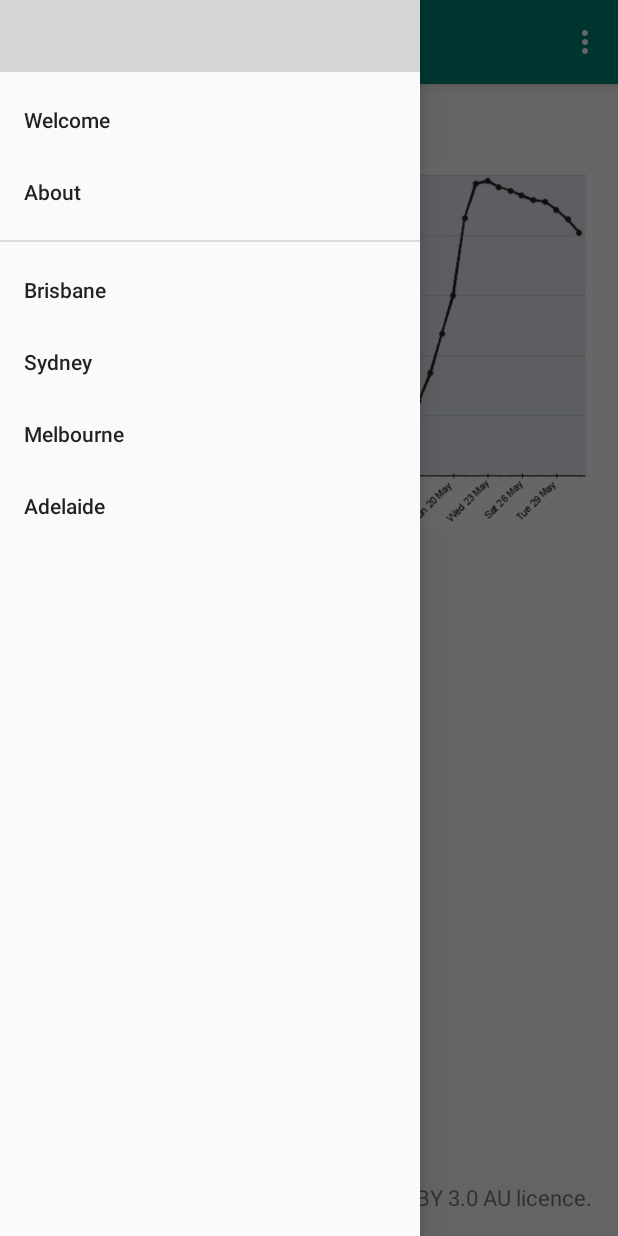
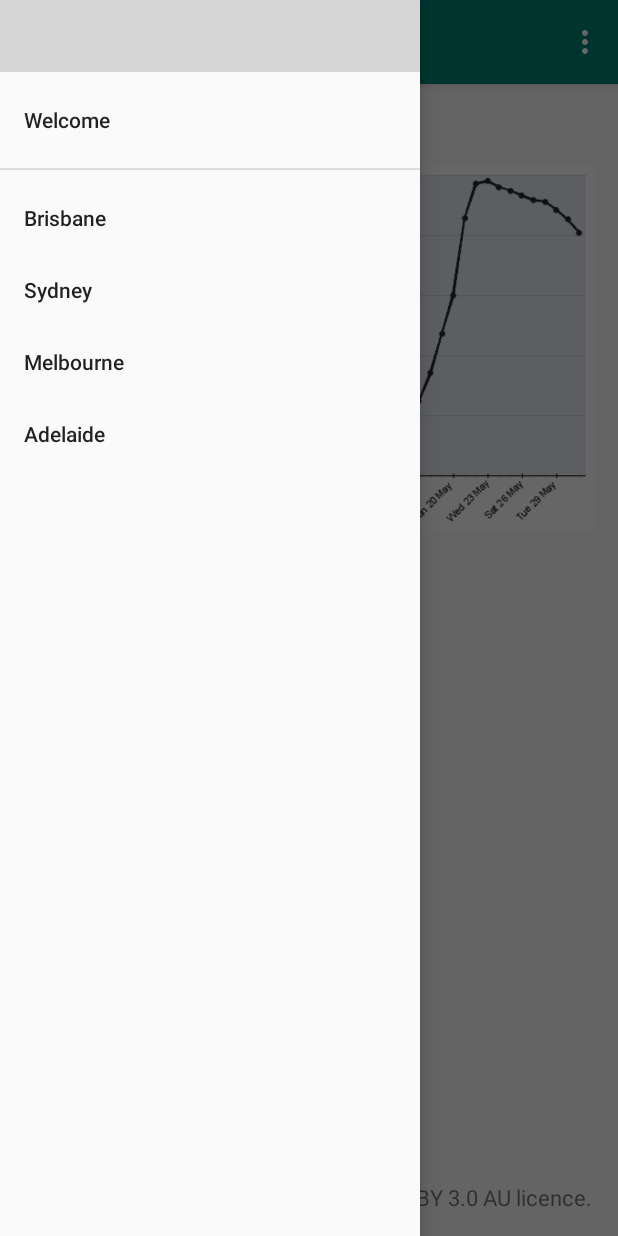
Before and after one commit to jimcullenaus/PetrolCycleTracker, an Android app: the screen it shows after launch (MainActivity), with the side drawer open, on a phone screen of 412 x 824 dp. Run offline under Robolectric (Android 15) with nearby library versions, the phone set to English and light mode, and no system bars; our stand-ins replace data binding; grey boxes are pictures that could not be loaded.

Commit message:
remove about option

```diff
--- a/app/src/main/java/com/thejimcullen/petrolcycletracker/MainActivity.java
+++ b/app/src/main/java/com/thejimcullen/petrolcycletracker/MainActivity.java
@@ -97,8 +97,6 @@ public class MainActivity extends AppCompatActivity
 		if (id == R.id.welcome_nav_item) {
 			displayWelcome();
 			Toast.makeText(this, "Welcome", Toast.LENGTH_SHORT).show();
-		} else if (id == R.id.about_nav_item) {
-			Toast.makeText(this, "About", Toast.LENGTH_SHORT).show();
 		} else {
 			displayContent();
 			// City nav buttons
--- a/app/src/main/res/menu/activity_main_drawer.xml
+++ b/app/src/main/res/menu/activity_main_drawer.xml
@@ -8,10 +8,6 @@
 		<item
 			android:id="@+id/welcome_nav_item"
 			android:title="@string/welcome_message"
-			/>
-		<item
-			android:id="@+id/about_nav_item"
-			android:title="@string/about_button"
 			/>
 	</group>
 	<group android:checkableBehavior="single">
--- a/app/src/main/res/values/strings.xml
+++ b/app/src/main/res/values/strings.xml
@@ -8,7 +8,6 @@
 	<string name="action_settings">Settings</string>
 
 	<string name="welcome_message">Welcome</string>
-	<string name="about_button">About</string>
 
 	<string name="cities_selection">Cities</string>
 	<string name="brisbane">Brisbane</string>
```
